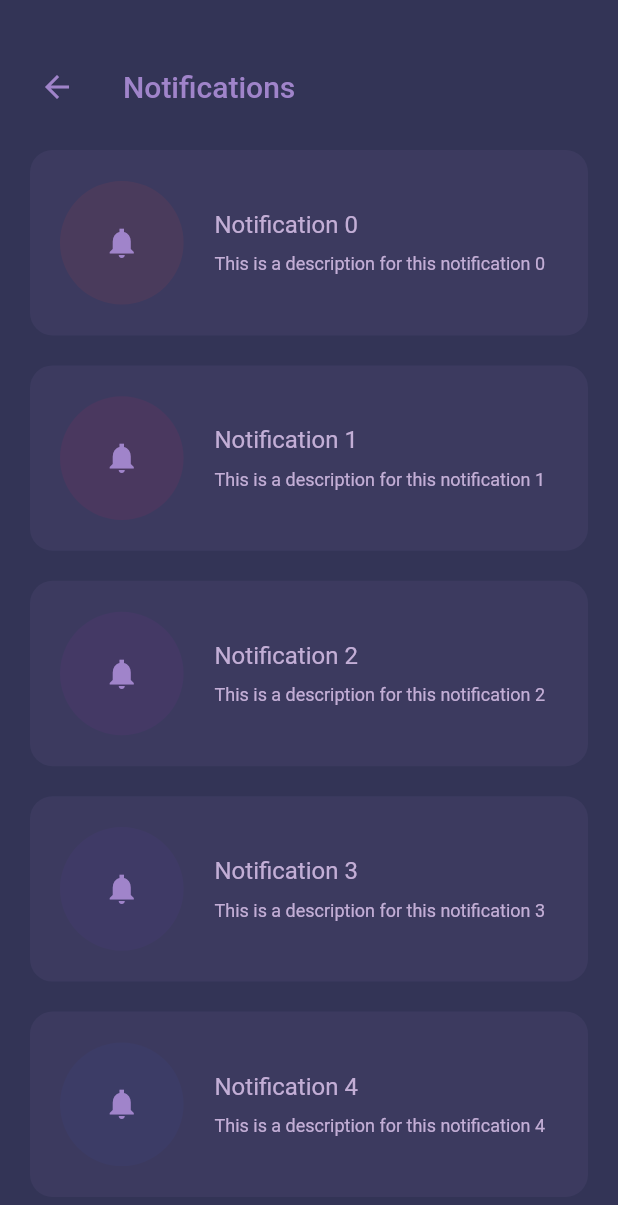
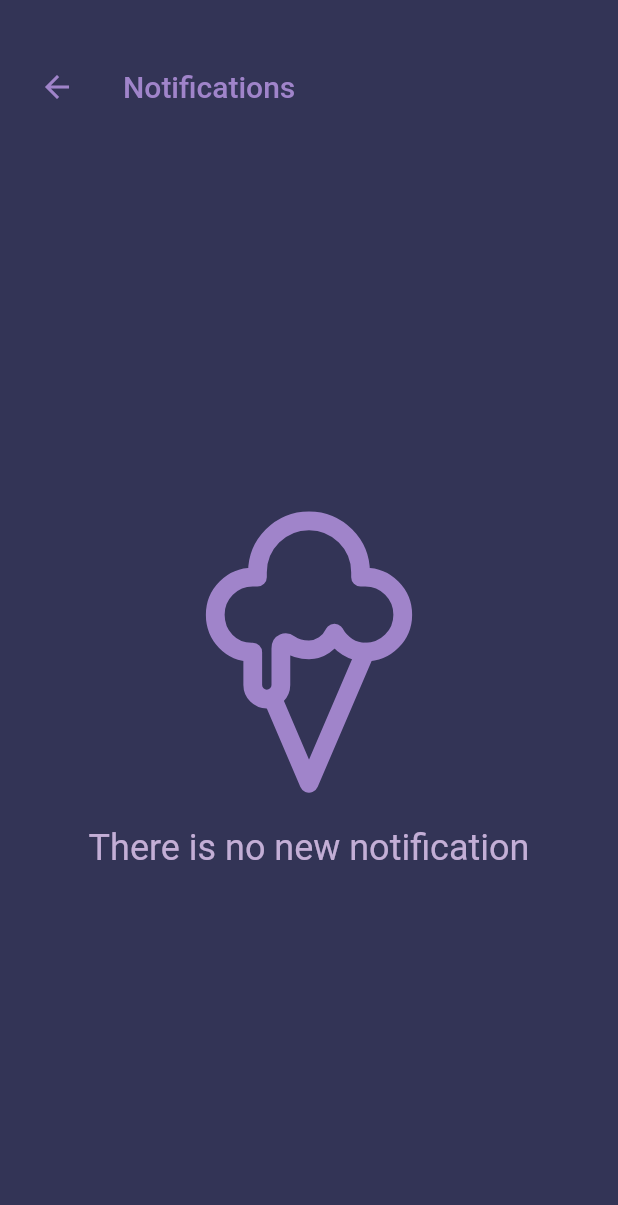
Before and after one commit to dhairya703/pomodoroapp, a Flutter app: the NotificationsPage screen opened by its route, on a phone screen of 412 x 824 dp. Shown: the top 1205 px of the screen. Run offline on Flutter 3.47's test engine with Material 2 defaults, Android fonts, the phone set to English and light mode, and no system bars; our stand-ins replace bloc, dartz, equatable, flutter_bloc, flutter_datetime_picker, flutter_heatmap_calendar and 6 more; missing offline and left inert: bitsdojo_window; accounts and stored records are empty; generated files the repository leaves out were written again.

Commit message:
Minor changes on UI

```diff
--- a/lib/features/notification_management/presentation/pages/notifications_page.dart
+++ b/lib/features/notification_management/presentation/pages/notifications_page.dart
@@ -1,5 +1,7 @@
 import 'package:flutter/material.dart';
+import 'package:ionicons/ionicons.dart';
 import 'package:pomodore/core/shared_widgets/base_app_bar.dart';
+import 'package:pomodore/core/utils/size_config.dart';
 import 'package:pomodore/features/notification_management/presentation/widgets/notificaiton_item.dart';
 
 import '../../../../exports.dart';
@@ -11,6 +13,8 @@ class NotificationsPage extends StatelessWidget {
 
   @override
   Widget build(BuildContext context) {
+    // todo : check it here and connect to the api
+    List<String> notificationList = [];
     AppLocalizations localization = AppLocalizations.of(context)!;
 
     return Scaffold(
@@ -18,14 +22,36 @@ class NotificationsPage extends StatelessWidget {
         title: localization.notificationsTitle,
         hasBackBtn: true,
       ),
-      body: ListView.builder(
-        itemCount: 100,
-        itemBuilder: (context, index) => NotificationItem(
-            title: "Notification $index",
-            description: "This is a description for this notification $index",
-            color: Colors.primaries[index % 17],
-            icon: Icons.notifications_sharp),
-      ),
+      body: notificationList.isEmpty
+          ? emptyListWidget(context)
+          : ListView.builder(
+              itemCount: 100,
+              itemBuilder: (context, index) => NotificationItem(
+                title: "Notification $index",
+                description:
+                    "This is a description for this notification $index",
+                color: Colors.primaries[index % 17],
+                icon: Icons.notifications_sharp,
+              ),
+            ),
     );
   }
+
+  Widget emptyListWidget(BuildContext context) => Column(
+        mainAxisAlignment: MainAxisAlignment.center,
+        children: [
+          const Icon(
+            Ionicons.ice_cream_outline,
+            size: 200,
+          ),
+          SizedBox(height: SizeConfig.heightMultiplier * 2),
+          Center(
+            child: Text(
+              AppLocalizations.of(context)!.noNotificationTitle,
+              style: Theme.of(context).textTheme.headlineSmall,
+              textAlign: TextAlign.center,
+            ),
+          ),
+        ],
+      );
 }
--- a/lib/l10n/app_de.arb
+++ b/lib/l10n/app_de.arb
@@ -44,5 +44,6 @@
     "addCategoryTitle":"Add Category",
     "submitCategory":"Submit Category",
     "nullValueValidatorMessage":"Please enter some text",
-    "failureTitle":"Failure"
+    "failureTitle":"Failure",
+    "noNotificationTitle":"There is no new notification"
 }
--- a/lib/l10n/app_en.arb
+++ b/lib/l10n/app_en.arb
@@ -44,5 +44,6 @@
     "addCategoryTitle":"Add Category",
     "submitCategory":"Submit Category",
     "nullValueValidatorMessage":"Please enter some text",
-    "failureTitle":"Failure"
+    "failureTitle":"Failure",
+    "noNotificationTitle":"There is no new notification"
 }
--- a/lib/l10n/app_fa.arb
+++ b/lib/l10n/app_fa.arb
@@ -44,5 +44,6 @@
     "addCategoryTitle":"Add Category",
     "submitCategory":"Submit Category",
     "nullValueValidatorMessage":"Please enter some text",
-    "failureTitle":"Failure"
+    "failureTitle":"Failure",
+    "noNotificationTitle":"There is no new notification"
 }
--- a/pubspec.yaml
+++ b/pubspec.yaml
@@ -39,6 +39,7 @@ dependencies:
   # calenders
   calendar_timeline: ^1.0.5
   timeline_tile: ^2.0.0
+  date_time_line: ^0.0.3
 
   # charts
   flutter_heatmap_calendar: ^1.0.5
```
Also changed, not shown: lib/features/configuration/presentation/pages/settings_page.dart (+131 -101 lines), lib/features/task_management/presentation/pages/add_task_page.dart (+17 -19 lines), lib/features/task_management/presentation/pages/tasks_page.dart (+0 -24 lines), pubspec.lock.
